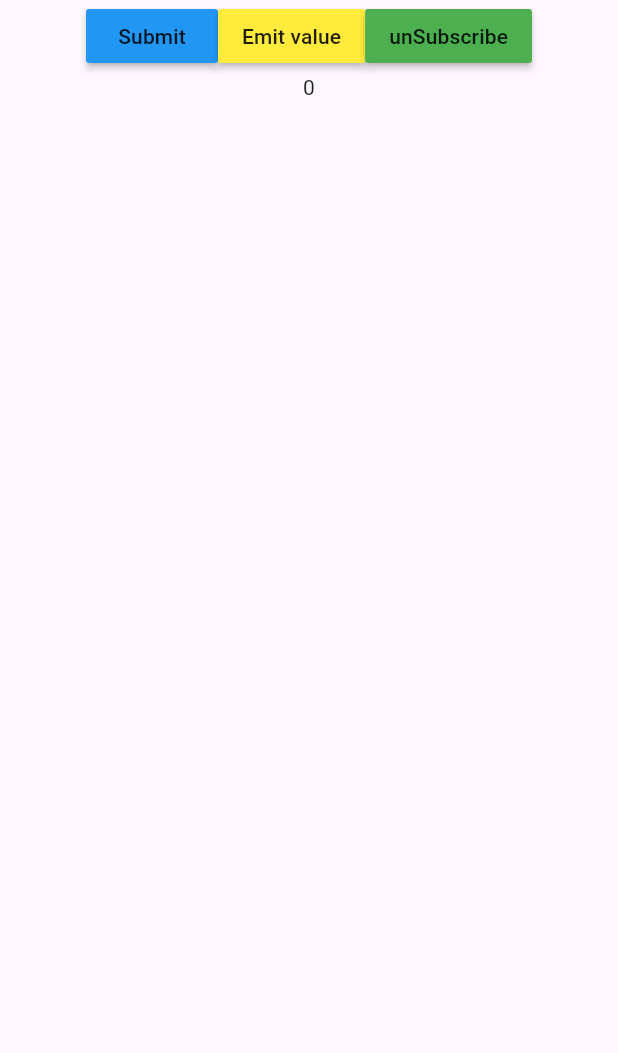
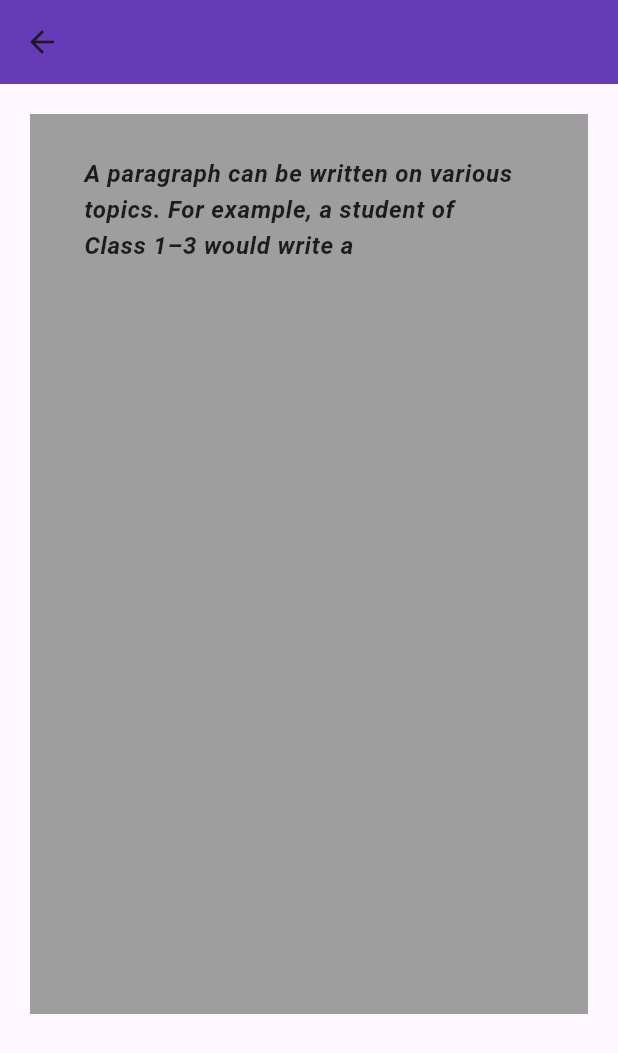
Before and after one commit to sanketpTagline/Form_task, a Flutter app: the StreamDemo2 screen opened directly, on a phone screen of 412 x 824 dp. Shown: the top 1053 px of the screen. Run offline on Flutter 3.47's test engine with Material 3 defaults, Android fonts, the phone set to English and light mode, and no system bars; our stand-ins replace dio, shared_preferences; accounts and stored records are empty; statements that could not run were skipped.

Commit message:
Stream Demo

```diff
--- /dev/null
+++ b/lib/Stream_task/stream_demo2.dart
@@ -0,0 +1,102 @@
+import 'dart:async';
+
+import 'package:flutter/material.dart';
+
+class StreamDemo2 extends StatefulWidget {
+  const StreamDemo2({super.key});
+
+  @override
+  State<StreamDemo2> createState() => _StreamDemo2State();
+}
+
+class _StreamDemo2State extends State<StreamDemo2> {
+  StreamController<String> controller = StreamController<String>();
+   StreamController _controller = StreamController.broadcast();
+
+  bool isDone = false;
+  StreamSubscription? streamSubscription;
+  String streamValue = "";
+
+  List<String> stringList = [
+    "A paragraph can be written on various topics. For example, a student of Class 1–3 would write a paragraph on topics like ‘A Cow’, ‘My School’, ‘My Mother’, "
+        // "etc. With classes, the topics may vary, and when writing for yourself, the topics can be anything that comes to your mind. Check the various paragraph writing topics provided below and refer to the paragraph writing samples for a better understanding of the writing style.Most paragraphs contain between three and five sentences, but there are plenty of exceptions. Different types of paragraphs have different numbers of sentences, like those in narrative writing, in particular, where single-sentence paragraphs are common Likewise, the number of sentences in a paragraph can change based on the style of the writer. Some authors prefer longer, more descriptive paragraphs, while other authors prefer shorter, faster-paced paragraphs."
+        // "Check the various paragraph writing topics provided below and refer to the paragraph writing samples for a better understanding of the writing style.Most paragraphs contain between three and five sentences, but there are plenty of exceptions. Different types of paragraphs have different numbers of sentences, like those in narrative writing, in particular, where single-sentence paragraphs are common Likewise, the number of sentences in a paragraph can change based on the style of the writer. Some authors prefer longer, more descriptive paragraphs, while other authors prefer shorter, faster-paced paragraphs."
+  ];
+
+  @override
+  void initState() {
+    addStreamDatas();
+    super.initState();
+  }
+
+  @override
+  void dispose() {
+    // TODO: implement dispose
+    super.dispose();
+    _controller.close();
+    streamSubscription!.cancel();
+  }
+
+  @override
+  Widget build(BuildContext context) {
+    return SafeArea(
+        child: Scaffold(
+      appBar: AppBar(),
+
+
+
+      body: Column(
+        children: [
+          StreamBuilder(
+            stream: _controller.stream,
+            builder: (context, snapshot) {
+              if (!snapshot.hasData) {
+                return const Center(child: CircularProgressIndicator());
+              }
+              return Container(
+                height: 600,
+                width: 400,
+                color: Colors.grey,
+                padding: const EdgeInsets.all(20),
+                margin: const EdgeInsets.all(20),
+                child: ListView.builder(
+                  shrinkWrap: true,
+                  itemCount: 1,
+                  itemBuilder: (context, index) {
+                    return ListTile(
+                      title: Text(streamValue,
+                          style: const TextStyle(
+                              fontStyle: FontStyle.italic,
+                              fontWeight: FontWeight.bold)),
+                    );
+                  },
+                ),
+              );
+            },
+          ),
+        ],
+      ),
+    ));
+  }
+
+  void addStreamDatas() async {
+    Stream stream12 = _controller.stream;
+   streamSubscription = stream12.listen((event) {
+      streamValue += event;
+    });
+    for (int i = 0; i < stringList.length; i++) {
+      for (var i in stringList[i].toString().split('')) {
+        await Future.delayed(const Duration(milliseconds: 20));
+             _controller.sink.add(i);
+      }
+    }
+
+    // streamSubscription!.cancel();
+    // streamSubscription!.onDone(() {
+    //
+    // print("done");
+    // });
+  }
+
+
+}
--- a/lib/Typing_task/stream_demo2.dart
+++ /dev/null
@@ -1,103 +0,0 @@
-
-import 'dart:async';
-import 'dart:math';
-import 'package:flutter/foundation.dart';
-import 'package:flutter/material.dart';
-
-class StreamDemo2 extends StatefulWidget {
-  const StreamDemo2({super.key});
-
-  @override
-  State<StreamDemo2> createState() => _StreamDemo2State();
-}
-
-class _StreamDemo2State extends State<StreamDemo2> {
-  StreamController<String> controller = StreamController<String>();
-  // StreamController<double> controller = StreamController.broadcast();
-  late StreamSubscription streamSubscription;
-
-  @override
-  void initState() {
-    // TODO: implement initState
-    super.initState();
-    addStreamData();
-  }
-  @override
-  Widget build(BuildContext context) {
-    return SafeArea(
-        child: Scaffold(
-      body: Column(
-        children: [
-          Center(
-            child: Row(
-              mainAxisSize: MainAxisSize.min,
-              children: [
-                MaterialButton(
-                  color: Colors.blue,
-                  onPressed: () {
-                    // getRandomNumber().listen((event) {
-                    //   print("the random value is : $event ");
-                    // });
-                    Stream stream = controller.stream;
-
-                    streamSubscription = stream.listen((event) {
-                      if (kDebugMode) {
-                        print("Stream value from the controller is : $event");
-                      }
-                    });
-                  },
-                  child: const Text("Submit"),
-                ),
-                MaterialButton(
-                  color: Colors.yellow,
-                  child: const Text("Emit value"),
-                  onPressed: () {
-                    _controller.sink.add(12);
-                    // controller.sink.add("Hello");
-                    // controller.sink.add("Check the various paragraph writing topics provided below and refer to the paragraph writing samples for a better understanding of the writing style.Most paragraphs contain between three and five sentences, but there are plenty of exceptions. Different types of paragraphs have different numbers of sentences, like those in narrative writing, in particular, where single-sentence paragraphs are common Likewise, the number of sentences in a paragraph can change based on the style of the writer. Some authors prefer longer, more descriptive paragraphs, while other authors prefer shorter, faster-paced paragraphs.");
-                  },
-                ),
-                MaterialButton(
-                  color: Colors.green,
-                  child: const Text("unSubscribe"),
-                  onPressed: () {
-                    streamSubscription.cancel();
-                  // print("hello");
-                  },
-                ),
-              ],
-            ),
-          ),
-          StreamBuilder(
-            // stream: controller.stream,
-            stream: _controller.stream,
-            builder: (context, snapshot) {
-            if(!snapshot.hasData)
-              {
-                return const Center(child: CircularProgressIndicator());
-              }
-            return Text(snapshot.data.toString());
-          },),
-        ],
-      ),
-    ));
-  }
- Stream<double> getRandomNumber() async* {
-    final random = Random();
-
-    while (true) {
-      await Future.delayed(const Duration(seconds: 1));
-      yield random.nextDouble();
-    }
-
-
- }
-  addStreamData() async {
-    for (var i = 0; i < 10; i++) {
-      await Future.delayed(const Duration(seconds: 1));
-
-      _controller.sink.add(i);
-    }
-  }
-  final StreamController _controller = StreamController();
-}
```
Also changed, not shown: lib/Form_task/Task_Form.dart (renamed from lib/Task_Form.dart, +52 -14 lines), lib/Form_task/Task_from_result.dart (renamed from lib/Task_from_result.dart, +22 -38 lines), lib/Stream_task/stream_demo.dart (renamed from lib/Typing_task/stream_demo.dart, +14 -60 lines), lib/Stream_task/stream_demo3.dart (added, +337 -0 lines), lib/Form_task/formModel.dart (renamed from lib/formModel.dart), lib/Stream_task/TypeWritingHome.dart (renamed from lib/Typing_task/TypeWritingHome.dart).
